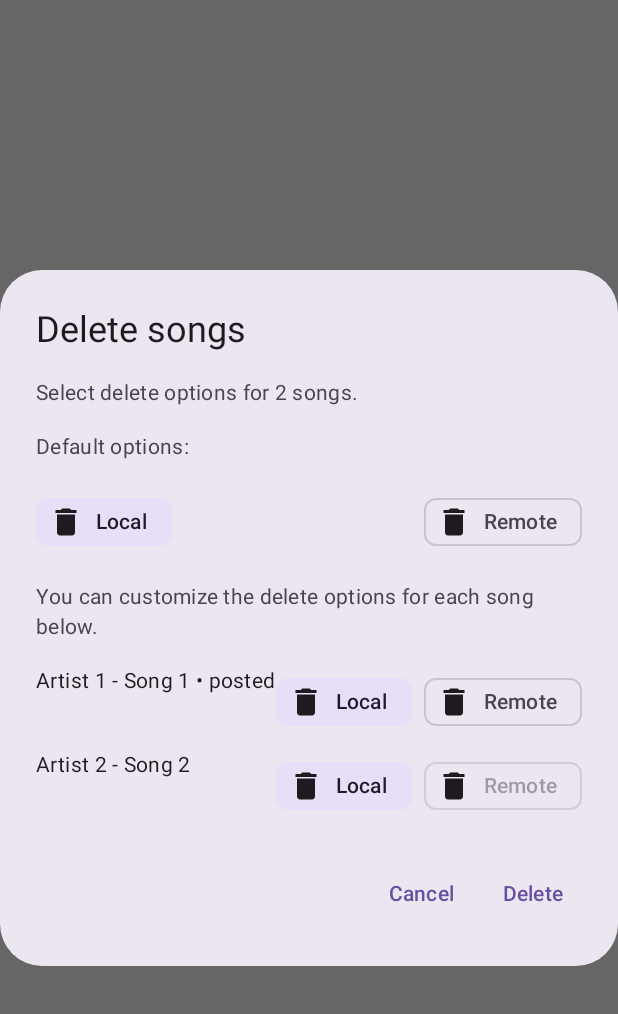
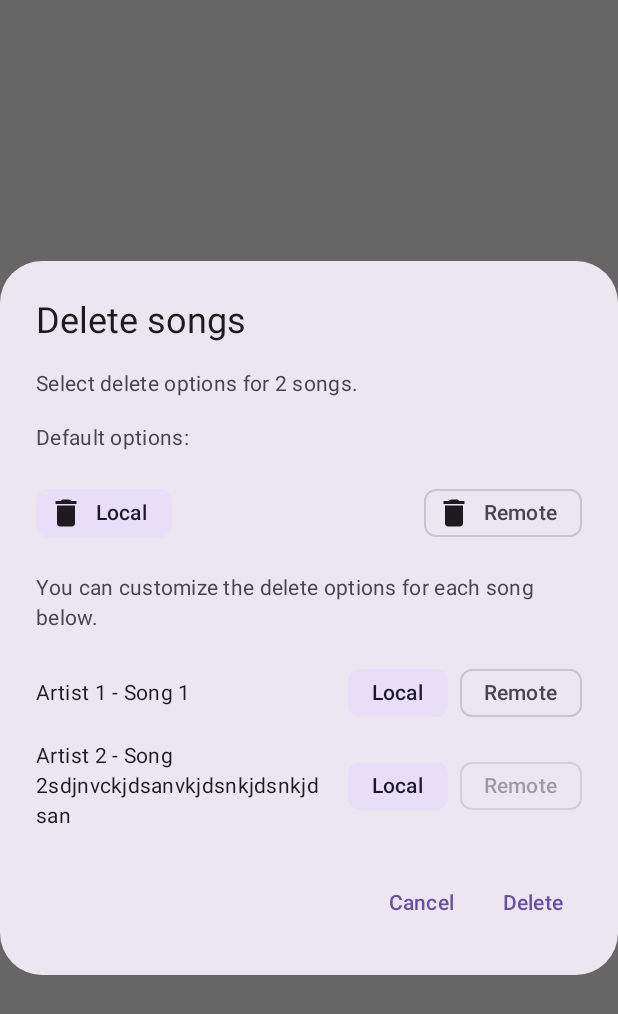
Before and after one commit to sss97cz/Chordbay, an Android app built with Jetpack Compose: the @Preview function DeleteDialogPrev, on a phone screen of 412 x 824 dp. Shown: the top 1014 px of the screen. Run offline under Robolectric (Android 15) with nearby library versions, the phone set to English and light mode, and no system bars.

Commit message:
DeleteOptionDialog.kt changed

```diff
--- a/app/src/main/java/com/example/chords2/ui/composable/component/alertdialog/DeleteOptionDialog.kt
+++ b/app/src/main/java/com/example/chords2/ui/composable/component/alertdialog/DeleteOptionDialog.kt
@@ -3,6 +3,7 @@ package com.example.chords2.ui.composable.component.alertdialog
 import androidx.compose.foundation.layout.Arrangement
 import androidx.compose.foundation.layout.Column
 import androidx.compose.foundation.layout.Row
+import androidx.compose.foundation.layout.Spacer
 import androidx.compose.foundation.layout.fillMaxWidth
 import androidx.compose.foundation.layout.heightIn
 import androidx.compose.foundation.lazy.LazyColumn
@@ -22,6 +23,7 @@ import androidx.compose.runtime.mutableStateMapOf
 import androidx.compose.runtime.mutableStateOf
 import androidx.compose.runtime.remember
 import androidx.compose.runtime.setValue
+import androidx.compose.ui.Alignment
 import androidx.compose.ui.Modifier
 import androidx.compose.ui.tooling.preview.Preview
 import androidx.compose.ui.unit.dp
@@ -138,31 +140,34 @@ fun DeleteOptionDialog(
 
                         Row(
                             modifier = Modifier.fillMaxWidth(),
-                            horizontalArrangement = Arrangement.SpaceBetween
+                            horizontalArrangement = Arrangement.SpaceBetween,
+                            verticalAlignment = Alignment.CenterVertically
                         ) {
                             Text(
                                 text = buildString {
                                     append(song.artist.ifBlank { "Unknown Artist" })
                                     append(" - ")
                                     append(song.title.ifBlank { "Untitled" })
-                                    if (remoteEnabled) append(" • posted")
                                 },
                                 modifier = Modifier.weight(1f),
                                 color = MaterialTheme.colorScheme.onSurface
                             )
-                            Row(horizontalArrangement = Arrangement.spacedBy(8.dp)) {
+                            Spacer(Modifier.weight(0.1f))
+                            Row(
+                                horizontalArrangement = Arrangement.spacedBy(8.dp),
+                            verticalAlignment = Alignment.CenterVertically) {
                                 FilterChip(
                                     selected = current.first,
                                     onClick = {
                                         deleteAction[key] = Pair(!current.first, current.second)
                                     },
-                                    leadingIcon = {
-                                        Icon(
-                                            imageVector = Icons.Default.Delete,
-                                            contentDescription = null,
-                                            tint = MaterialTheme.colorScheme.onSurface
-                                        )
-                                    },
+//                                    leadingIcon = {
+//                                        Icon(
+//                                            imageVector = Icons.Default.Delete,
+//                                            contentDescription = null,
+//                                            tint = MaterialTheme.colorScheme.onSurface
+//                                        )
+//                                    },
                                     label = { Text("Local") }
                                 )
                                 FilterChip(
@@ -173,13 +178,13 @@ fun DeleteOptionDialog(
                                             deleteAction[key] = Pair(current.first, !current.second)
                                         }
                                     },
-                                    leadingIcon = {
-                                        Icon(
-                                            imageVector = Icons.Default.Delete,
-                                            contentDescription = null,
-                                            tint = MaterialTheme.colorScheme.onSurface
-                                        )
-                                    },
+//                                    leadingIcon = {
+//                                        Icon(
+//                                            imageVector = Icons.Default.Delete,
+//                                            contentDescription = null,
+//                                            tint = MaterialTheme.colorScheme.onSurface
+//                                        )
+//                                    },
                                     label = { Text("Remote") }
                                 )
                             }
@@ -206,7 +211,7 @@ fun DeleteDialogPrev() {
             Song(
                 localId = 2,
                 remoteId = "",
-                title = "Song 2",
+                title = "Song 2sdjnvckjdsanvkjdsnkjdsnkjdsan",
                 artist = "Artist 2",
                 content = "Content 2"
             )
```
Also changed, not shown: app/src/main/java/com/example/chords2/ui/composable/screen/HomeScreen.kt (+27 -28 lines).
